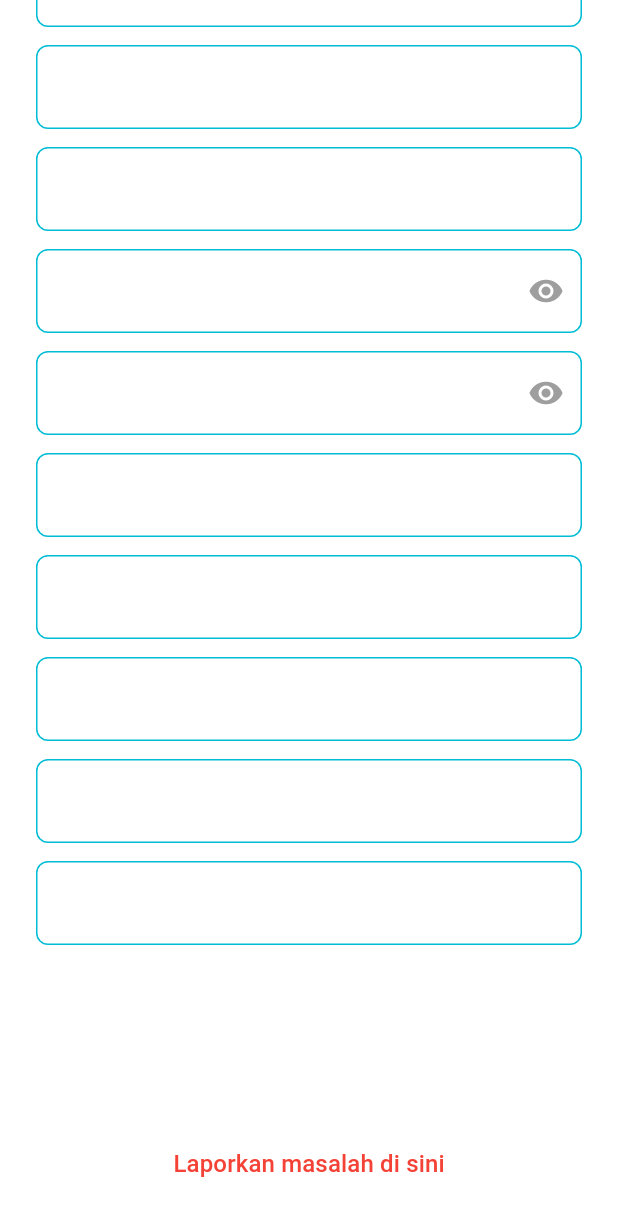
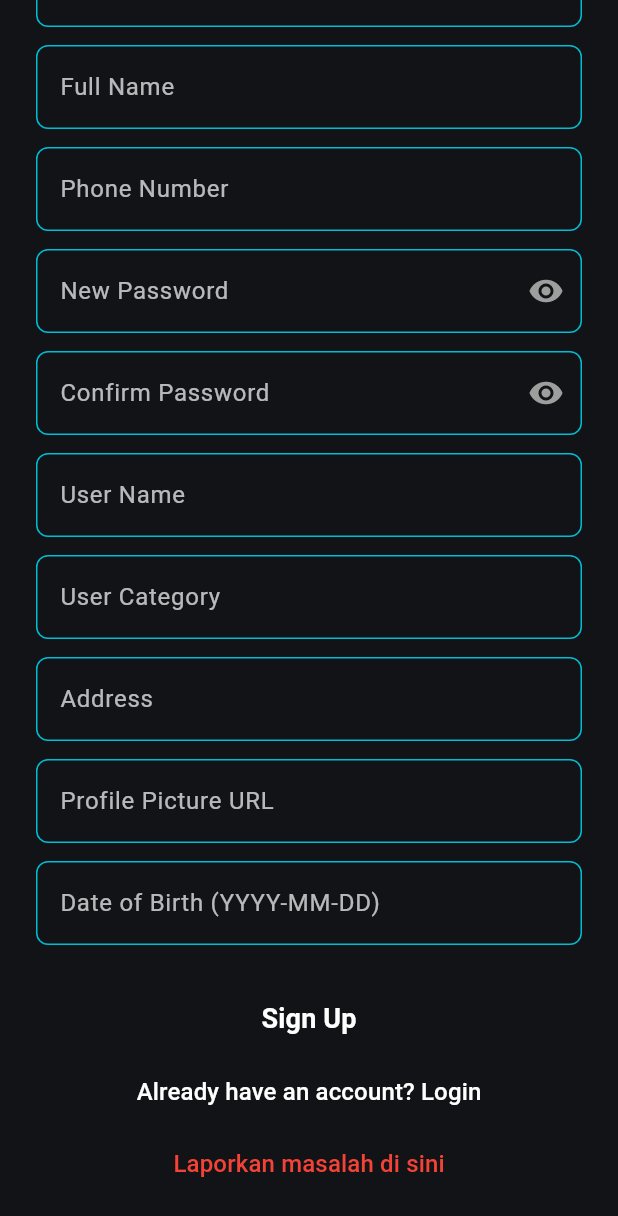
Before and after one commit to ahnaffathan04/FP_TEKBER, a Flutter app: the screen it shows after launch, scrolled down 229 dp, on a phone screen of 412 x 824 dp. Shown: the top 1216 px of the screen. Run offline on Flutter 3.47's test engine with Material 3 defaults, Android fonts, the phone set to English and light mode, and no system bars; our stand-ins replace flutter_rating_bar, go_router, lucide_icons, supabase_flutter; accounts and stored records are empty.

```diff
--- a/lib/screen/auth/register_screen.dart
+++ b/lib/screen/auth/register_screen.dart
@@ -1,5 +1,6 @@
 // Importing necessary packages
 import 'package:flutter/material.dart';
+import 'package:go_router/go_router.dart';
 import 'package:supabase_flutter/supabase_flutter.dart';
 
 // Importing necessary screens
@@ -227,11 +228,11 @@ class _RegisterScreenState extends State<RegisterScreen> {
                   : const Text('Sign Up', style: TextStyle(fontSize: 18, color: Colors.white, fontWeight: FontWeight.bold)),
             ),
             TextButton(
-              onPressed: () => Navigator.pushReplacement(context, MaterialPageRoute(builder: (_) => LoginScreen())),
+              onPressed: () => context.go('/login'),
               child: const Text('Already have an account? Login', style: TextStyle(fontSize: 16, color: Colors.white)),
             ),
             TextButton(
-              onPressed: () => Navigator.push(context, MaterialPageRoute(builder: (_) => SubmitComplaintScreen())),
+              onPressed: () => context.go('/complaint'),
               child: const Text('Laporkan masalah di sini', style: TextStyle(fontSize: 16, color: Colors.red)),
             )
           ],
--- a/lib/screen/constants/app_colors.dart
+++ b/lib/screen/constants/app_colors.dart
@@ -2,7 +2,7 @@
 import 'package:flutter/material.dart';
 
 class AppColors {
-  static const Color background = Color.fromARGB(255, 255, 255, 255);
+  static const Color background = Color(0xFF111317);
   static const Color lovelyPurple = Color(0xFF9C27B0);
   static const Color shockingPink = Color(0xFFE91E63);
   static const Color bluishCyan = Color(0xFF00BCD4);
```
